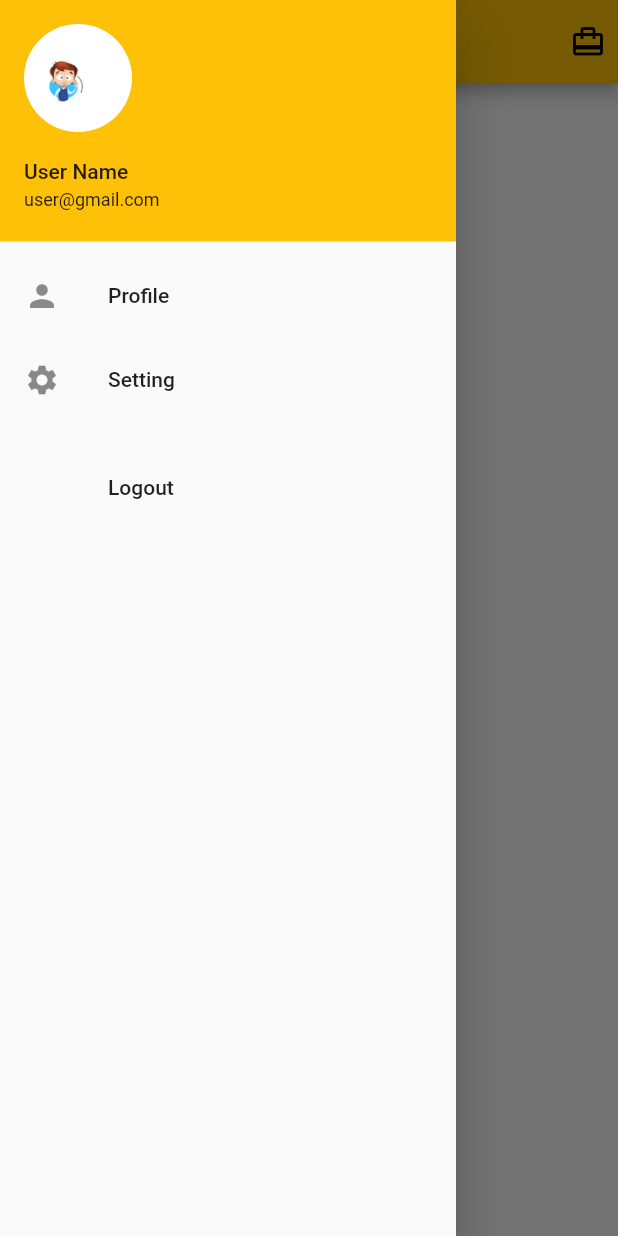
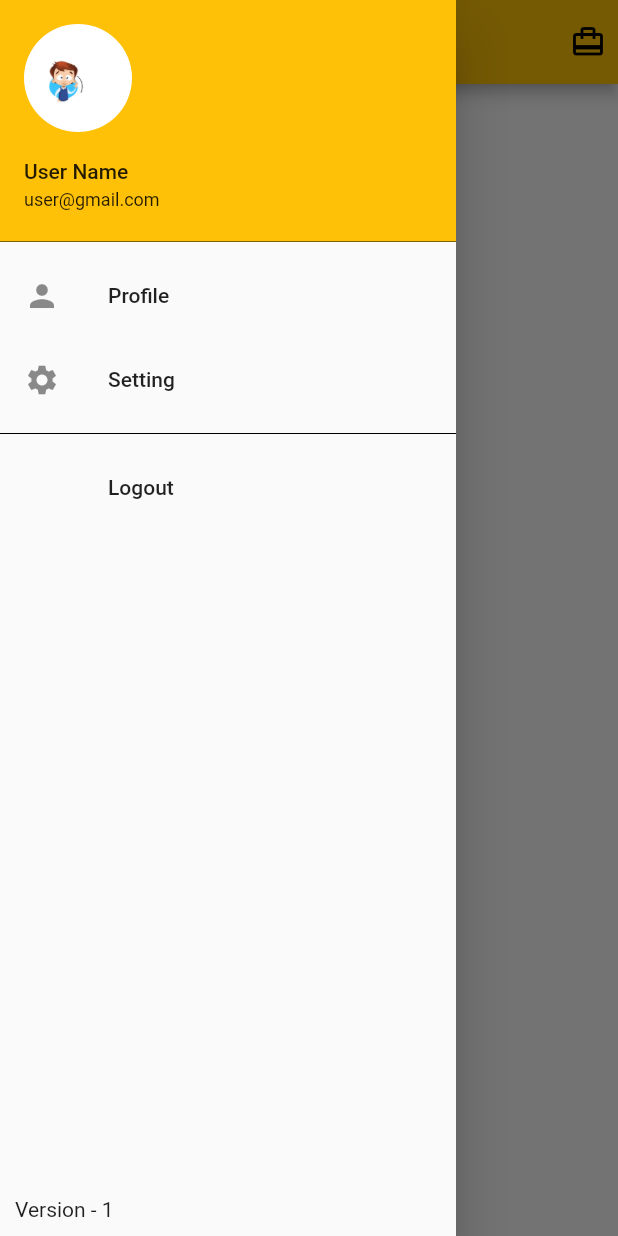
Before and after one commit to Saw-YanLinOo/ecommerceui, a Flutter app: the screen it shows after launch, with the side drawer open, on a phone screen of 412 x 824 dp. Run offline on Flutter 3.47's test engine with Material 2 defaults, Android fonts, the phone set to English and light mode, and no system bars; our stand-ins replace easy_localization, firebase_core, firebase_messaging, flutter_local_notifications, geocoding, geolocator and 4 more; missing offline and left inert: app_settings; accounts and stored records are empty.

Commit message:
adding version number in drawer

```diff
--- a/lib/main.dart
+++ b/lib/main.dart
@@ -1,5 +1,6 @@
 import 'package:easy_localization/easy_localization.dart';
 import 'package:ecommerceui/provider/location_provider.dart';
+import 'package:ecommerceui/provider/packet_version_provider.dart';
 import 'package:ecommerceui/provider/theme_provider.dart';
 import 'package:ecommerceui/screen/drawer/setting.dart';
 import 'package:ecommerceui/screen/home.dart';
@@ -19,7 +20,6 @@ void main() async{
   WidgetsFlutterBinding.ensureInitialized();
   await EasyLocalization.ensureInitialized();
   await Firebase.initializeApp();
-
   PushNotificationService().registerNotification();
 
   runApp(
@@ -29,6 +29,8 @@ void main() async{
           create: (context) => ThemeProvider()..getTheme(),),
         ChangeNotifierProvider(
           create: (context) => LocationProvider(),),
+        ChangeNotifierProvider(
+          create: (context) => PackageProvider()..getVersion(),),
       ],
       child: EasyLocalization(
         supportedLocales: const [Locale('en', 'US'), Locale('my', 'MM')],
--- /dev/null
+++ b/lib/provider/packet_version_provider.dart
@@ -0,0 +1,14 @@
+
+import 'package:flutter/material.dart';
+import 'package:package_info_plus/package_info_plus.dart';
+
+class PackageProvider extends ChangeNotifier{
+  late PackageInfo packageInfo;
+  String appVersion = '1.0';
+
+  void getVersion()async{
+    packageInfo = await PackageInfo.fromPlatform();
+    appVersion = packageInfo.buildNumber;
+    notifyListeners();
+  }
+}
--- a/lib/provider/theme_provider.dart
+++ b/lib/provider/theme_provider.dart
@@ -36,7 +36,7 @@ class ThemeProvider with ChangeNotifier {
     backgroundColor: Color(0xFF000000),
     accentColor: Colors.white,
     accentIconTheme: IconThemeData(color: Colors.black),
-    dividerColor: Colors.black54,
+    dividerColor: Colors.white,
   );
 
   final lightTheme = ThemeData(
@@ -46,7 +46,7 @@ class ThemeProvider with ChangeNotifier {
     backgroundColor: Color(0xFFE5E5E5),
     accentColor: Colors.black,
     accentIconTheme: IconThemeData(color: Colors.black),
-    dividerColor: Colors.white54,
+    dividerColor: Colors.black,
   );
 
 }
--- a/lib/screen/drawer.dart
+++ b/lib/screen/drawer.dart
@@ -1,13 +1,21 @@
 import 'package:easy_localization/easy_localization.dart';
+import 'package:ecommerceui/provider/packet_version_provider.dart';
 import 'package:ecommerceui/screen/drawer/setting.dart';
 import 'package:flutter/material.dart';
+import 'package:provider/provider.dart';
+
 
 class HomeDrawer extends StatelessWidget {
   const HomeDrawer({ Key? key }) : super(key: key);
 
   @override
   Widget build(BuildContext context) {
+    var packageProvider = Provider.of<PackageProvider>(context);
     return Drawer(
+      child: Column(
+        mainAxisAlignment: MainAxisAlignment.spaceBetween,
+        children: [
+          Flexible(
             child: ListView(
               children: [
                 const UserAccountsDrawerHeader(
@@ -50,8 +58,17 @@ class HomeDrawer extends StatelessWidget {
                     name: 'logout'.tr(),
                     icon: null,
                     onTap: (){
-
                     }),
+              ],
+            ),
+          ),
+          Container(
+            alignment: AlignmentDirectional.centerStart,
+            padding: EdgeInsets.all(10),
+            child: Text(
+                'Version - ${packageProvider.appVersion}'
+            ),
+          ),
         ],
       ),
     );
--- a/pubspec.yaml
+++ b/pubspec.yaml
@@ -44,6 +44,7 @@ dependencies:
   flutter_local_notifications: ^9.4.0
   firebase_core: ^1.14.1
   flutter_launcher_icons: ^0.9.2
+  package_info_plus: ^1.4.2
 
 dev_dependencies:
   flutter_test:
```
Also changed, not shown: lib/provider/language_provider.dart (deleted, +0 -13 lines), pubspec.lock, 1 other file. Lines whose indentation alone changed are shown as unchanged.
